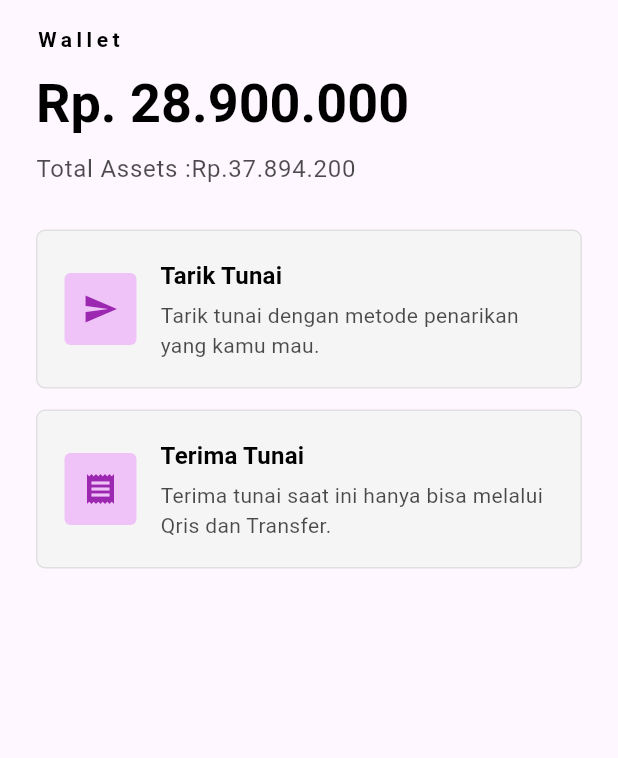
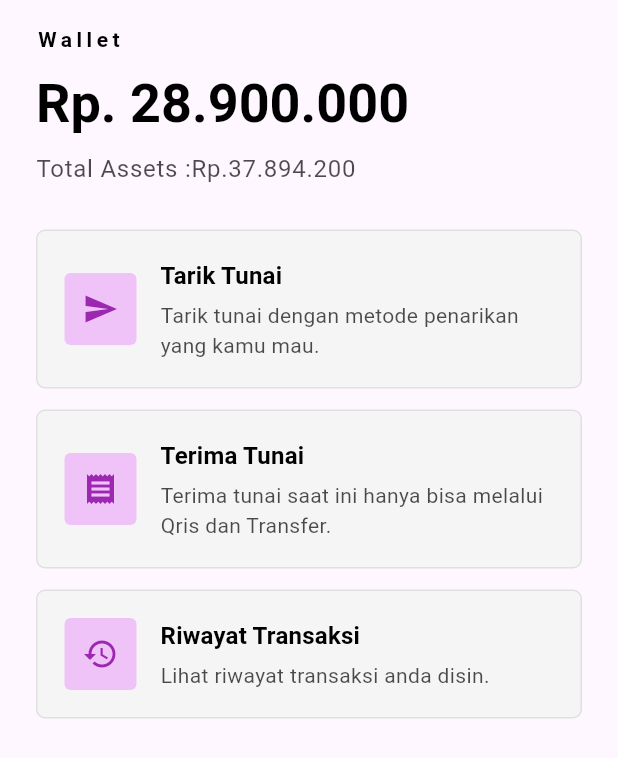
Before and after one commit to dyren7896/ElevateApp, a Flutter app: the _WalletView widget shown alone on an empty page, opened directly, on a phone screen of 412 x 824 dp. Shown: the top 758 px of the screen. Run offline on Flutter 3.47's test engine with Material 3 defaults, Android fonts, the phone set to English and light mode, and no system bars.

Commit message:
Update : Fitur Histori (static fitur)

```diff
--- a/lib/home.dart
+++ b/lib/home.dart
@@ -519,6 +519,14 @@ class _WalletView extends StatelessWidget {
             value: 'Terima tunai saat ini hanya bisa melalui Qris dan Transfer.'
           ),
         ),
+        _Reveal(
+          index: 3,
+          child: _InfoCard(
+            icon: Icons.history,
+            title: 'Riwayat Transaksi',
+            value: 'Lihat riwayat transaksi anda disin.',
+          ),
+        ),
       ],
     );
   }
```
